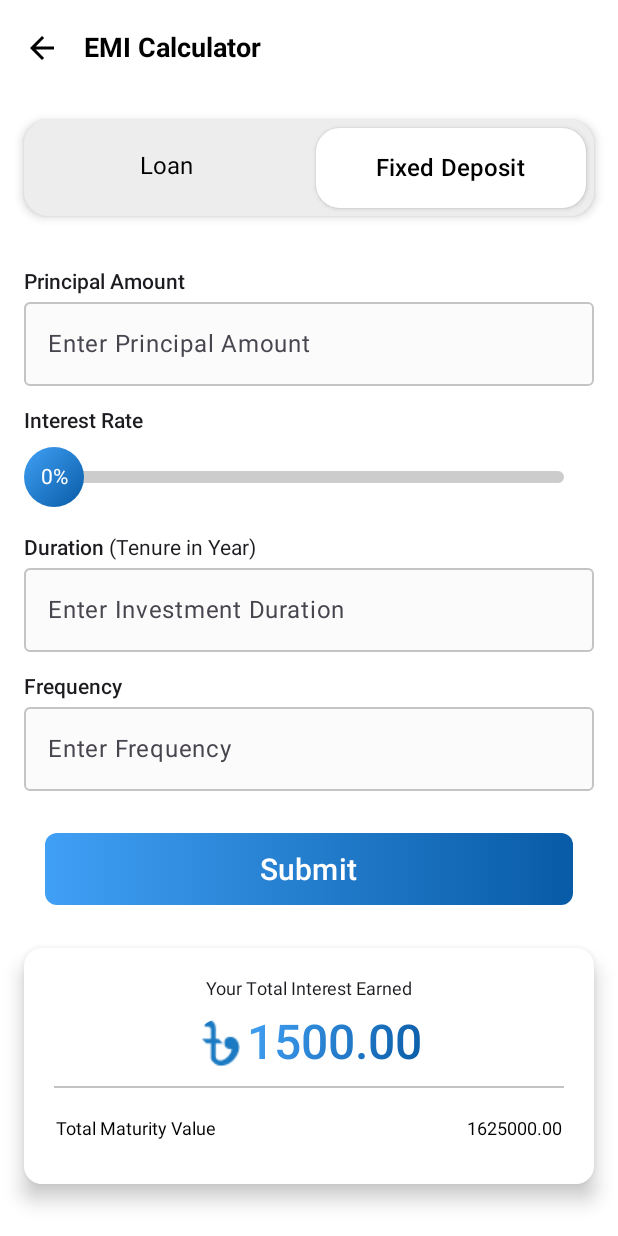
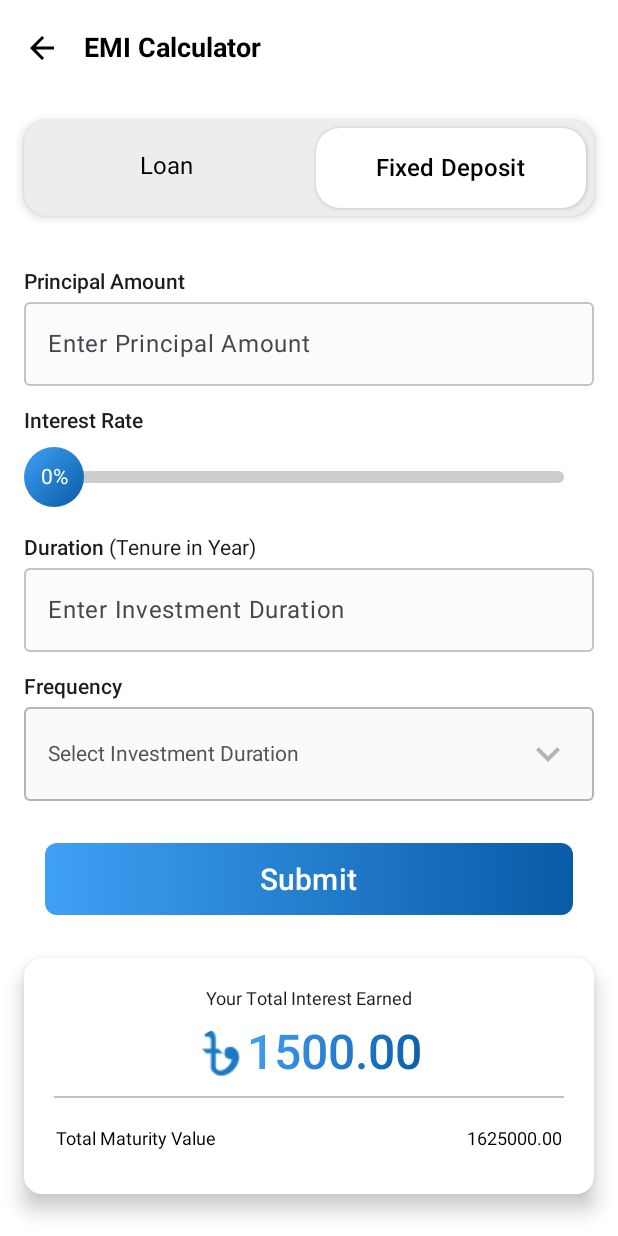
Before and after one commit to shimul53/RegistrationUI, an Android app built with Jetpack Compose: the EMICalculator screen opened through its navigation route, after a tap on "Fixed Deposit", on a phone screen of 412 x 824 dp. Run offline under Robolectric (Android 15) with nearby library versions, the phone set to English and light mode, and no system bars; our stand-ins replace Dagger/Hilt's generated code, accompanist; pictures from the network do not load; Roboto replaces fonts that are not available here.

Commit message:
add frequency dropdown in emi calculator

```diff
--- a/app/src/main/java/com/example/registrationui/ui/EMICalculator.kt
+++ b/app/src/main/java/com/example/registrationui/ui/EMICalculator.kt
@@ -4,6 +4,7 @@ import UI.DatePickerText
 import UI.TermsSection
 import UI.UserTextFields
 import UI.nextBtn
+import androidx.compose.foundation.BorderStroke
 import androidx.compose.foundation.Image
 import androidx.compose.foundation.background
 import androidx.compose.foundation.border
@@ -23,6 +24,7 @@ import androidx.compose.foundation.layout.height
 import androidx.compose.foundation.layout.heightIn
 import androidx.compose.foundation.layout.imePadding
 import androidx.compose.foundation.layout.navigationBarsPadding
+import androidx.compose.foundation.layout.offset
 import androidx.compose.foundation.layout.padding
 import androidx.compose.foundation.layout.size
 import androidx.compose.foundation.layout.width
@@ -32,6 +34,7 @@ import androidx.compose.foundation.shape.RoundedCornerShape
 import androidx.compose.foundation.text.KeyboardActions
 import androidx.compose.foundation.text.KeyboardOptions
 import androidx.compose.foundation.verticalScroll
+import androidx.compose.material.DropdownMenuItem
 import androidx.compose.material.MaterialTheme
 import androidx.compose.material.TabRowDefaults.Divider
 import androidx.compose.material.icons.Icons
@@ -44,6 +47,8 @@ import androidx.compose.material3.ButtonDefaults
 import androidx.compose.material3.Card
 import androidx.compose.material3.CardDefaults
 import androidx.compose.material3.ExperimentalMaterial3Api
+import androidx.compose.material3.ExposedDropdownMenuBox
+import androidx.compose.material3.ExposedDropdownMenuDefaults
 import androidx.compose.material3.Icon
 import androidx.compose.material3.IconButton
 import androidx.compose.material3.OutlinedTextField
@@ -51,7 +56,9 @@ import androidx.compose.material3.Scaffold
 import androidx.compose.material3.Slider
 import androidx.compose.material3.SliderColors
 import androidx.compose.material3.SliderState
+import androidx.compose.material3.Surface
 import androidx.compose.material3.Text
+import androidx.compose.material3.TextField
 import androidx.compose.material3.TextFieldDefaults
 import androidx.compose.material3.TopAppBar
 import androidx.compose.material3.TopAppBarDefaults
@@ -361,19 +368,7 @@ fun EMICalculatorTextFields(navController: NavHostController,selectedButton: Int
                 .align(Alignment.Start)
                 .padding(start = 16.dp))
             Spacer(modifier = Modifier.height(5.dp))
-            OutlinedTextField( modifier = Modifier
-                .fillMaxWidth()
-                .padding(start = 16.dp, end = 16.dp),value =accountNumberState.value , onValueChange = {accountNumberState.value = it},
-                placeholder ={ Text(text = "Enter Frequency")} ,
-                singleLine = true,
-                colors = TextFieldDefaults.outlinedTextFieldColors(
-                    focusedBorderColor = Color(0xFF014C8F),
-                    unfocusedBorderColor = Color(0x54545454), // Optional: define the unfocused border color
-                    cursorColor = Color(0xFF014C8F),         // Cursor color
-                    focusedLabelColor = Color(0xFF014C8F),   // Focused label color
-                    unfocusedLabelColor = Color.Gray ,
-                    containerColor = Color(0xFBFBFBFB),
-                ),)
+            FrequencyDropdown()
 
             Spacer(modifier = Modifier.height(15.dp))
         }
@@ -387,6 +382,102 @@ fun EMICalculatorTextFields(navController: NavHostController,selectedButton: Int
     }
 
 
+}
+
+@OptIn(ExperimentalMaterial3Api::class)
+@Composable
+fun FrequencyDropdown() {
+    var expanded by remember { mutableStateOf(false) } // Dropdown state
+    var selectedAccount by remember { mutableStateOf("Select Investment Duration") } // Current selection
+
+    val accountOptions = listOf("Account 1", "Account 2", "Account 3") // Sample data
+
+    // Surface to hold the dropdown and apply styles
+    Surface(
+        shape = RoundedCornerShape(4.dp),
+        color = Color(0xfffafafa),
+        modifier = Modifier
+            .padding(start = 16.dp, end = 16.dp)
+            .fillMaxWidth(),
+        border = BorderStroke(1.dp, Color(0xffb5b5b5))
+    ) {
+        Row(
+            horizontalArrangement = Arrangement.Center,
+            modifier = Modifier
+                .fillMaxWidth()
+                .padding(vertical = 3.dp)
+        ) {
+            // ExposedDropdownMenuBox for better dropdown handling
+            ExposedDropdownMenuBox(
+                expanded = expanded,
+                onExpandedChange = { expanded = !expanded },
+                modifier = Modifier.fillMaxWidth()
+            ) {
+                // TextField for showing the selected account with trailing icon
+                TextField(
+                    textStyle = TextStyle( fontSize = 14.sp),
+                    modifier = Modifier
+                        .menuAnchor()
+                        .fillMaxWidth()
+                        .background(Color.Transparent),
+                    readOnly = true,
+                    value = selectedAccount, // Display selected account
+                    onValueChange = {},
+                    trailingIcon = {
+                        val icon = R.drawable.baseline_expand_more_24 // Custom icon when dropdown is expanded
+
+
+                        Icon(
+                            painter = painterResource(id = icon),
+                            contentDescription = null,
+                            tint = Color(0xffB5B5B5), // Customize the icon color as needed
+                            modifier = Modifier
+                                .size(32.dp)
+                                .align(Alignment.CenterVertically)
+                                .offset(x = (-7).dp)
+                        )
+                    },
+                    colors = ExposedDropdownMenuDefaults.textFieldColors(
+                        focusedTextColor = Color(0xff565353),
+                        unfocusedTextColor = Color(0xff565353),
+                        focusedContainerColor = Color.Transparent,
+                        unfocusedContainerColor = Color.Transparent,
+                        focusedIndicatorColor = Color.Transparent, // Remove bottom underline
+                        unfocusedIndicatorColor = Color.Transparent // Remove bottom underline
+                    ),
+                )
+
+                // Dropdown menu to show the account options
+                ExposedDropdownMenu(
+                    expanded = expanded,
+                    onDismissRequest = { expanded = false },
+                    modifier = Modifier
+                        .fillMaxWidth()
+                        .background(Color(0xfffafafa))
+                ) {
+                    accountOptions.forEach { account ->
+                        DropdownMenuItem(
+
+                            content = {
+                                Text(
+                                    account,
+                                    color = Color.Black,fontSize = 14.sp // Customize text color
+                                )
+                            },
+                            onClick = {
+                                selectedAccount = account // Update selected account
+                                expanded = false // Close the dropdown
+                            },
+
+                            modifier = Modifier.fillMaxWidth(),
+                            contentPadding = ExposedDropdownMenuDefaults.ItemContentPadding,
+
+                            )
+                    }
+                }
+            }
+        }
+    }
 }
 
 @Composable
```
